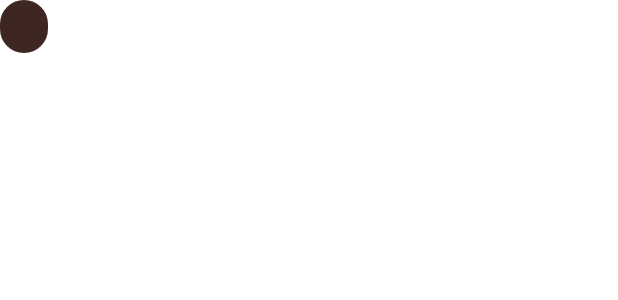
After one commit to jhollins512/MediaShelf, an Android app: the layout list_item_genre.xml on its own in the app's theme, with its tools: preview values and no code run, on a phone screen of 412 x 824 dp. The commit adds this screen. Shown: the top 300 px of the screen. Run offline under Robolectric (Android 15) with nearby library versions, the phone set to English and light mode, and no system bars.

Commit message:
Adding in Genre list adapter and UI

```diff
--- a/app/src/main/java/com/jamaalhollins/movieshelf/core/data/api/model/ApiGenre.kt
+++ b/app/src/main/java/com/jamaalhollins/movieshelf/core/data/api/model/ApiGenre.kt
@@ -9,6 +9,6 @@ data class ApiGenre(
     @Json(name = "id") val id: Int, @Json(name = "name") val name: String
 ) {
     fun mapToDomain(): Genre {
-        return Genre(name)
+        return Genre(id, name)
     }
 }
--- a/app/src/main/java/com/jamaalhollins/movieshelf/core/domain/model/Genre.kt
+++ b/app/src/main/java/com/jamaalhollins/movieshelf/core/domain/model/Genre.kt
@@ -4,12 +4,14 @@ import android.os.Parcel
 import android.os.Parcelable
 
 data class Genre(
+    val id: Int,
     val name: String
 ) : Parcelable {
 
-    constructor(parcel: Parcel) : this(parcel.readString() ?: "")
+    constructor(parcel: Parcel) : this(parcel.readInt(), parcel.readString() ?: "")
 
     override fun writeToParcel(parcel: Parcel, flags: Int) {
+        parcel.writeInt(id)
         parcel.writeString(name)
     }
 
--- /dev/null
+++ b/app/src/main/res/drawable/bg_shape_pill.xml
@@ -0,0 +1,7 @@
+<?xml version="1.0" encoding="utf-8"?>
+<shape xmlns:android="http://schemas.android.com/apk/res/android"
+    android:shape="rectangle">
+
+    <corners android:radius="50dp" />
+
+</shape>
--- /dev/null
+++ b/app/src/main/res/layout/list_item_genre.xml
@@ -0,0 +1,12 @@
+<?xml version="1.0" encoding="utf-8"?>
+<TextView xmlns:android="http://schemas.android.com/apk/res/android"
+    android:id="@+id/genreTitle"
+    android:layout_width="wrap_content"
+    android:layout_height="wrap_content"
+    android:background="@drawable/bg_shape_pill"
+    android:backgroundTint="?attr/colorSecondary"
+    android:paddingStart="@dimen/spacing_normal"
+    android:paddingTop="@dimen/spacing_xsmall"
+    android:paddingEnd="@dimen/spacing_normal"
+    android:paddingBottom="@dimen/spacing_xsmall"
+    android:textAllCaps="true" />
--- a/app/src/main/res/values/themes.xml
+++ b/app/src/main/res/values/themes.xml
@@ -12,4 +12,10 @@
         <!-- Status bar color. -->
         <item name="android:statusBarColor">?attr/colorPrimaryVariant</item>
     </style>
+
+    <style name="ShapeAppearanceOverlay.Pill">
+        <item name="cornerSize">50%</item>
+        <item name="cornerFamily">rounded</item>
+    </style>
+
 </resources>
```
Also changed, not shown: app/src/main/java/com/jamaalhollins/movieshelf/core/presentation/adapter/GenresAdapter.kt (added, +39 -0 lines), app/src/main/java/com/jamaalhollins/movieshelf/feature/movieDetails/presentation/MovieDetailsAboutFragment.kt (+18 -0 lines), app/src/main/res/layout/media_details_about.xml (+7 -0 lines).
